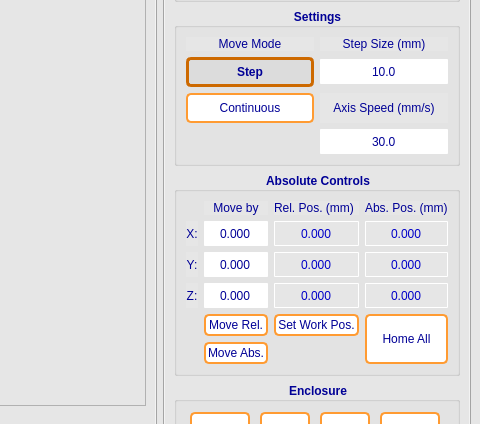
Old version of the form Controller.ui in the repository goegilein/Controller; both pictures show x 609 to 1089 and y 268 to 692 of the 1089 by 960 pixel window.
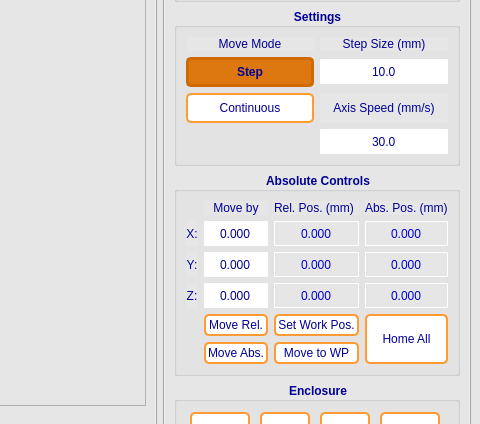
New version of the form.

Diff of the .ui file:
```diff
--- a/Controller.ui
+++ b/Controller.ui
@@ -2,12 +2,15 @@
 <ui version="4.0">
  <class>MainWindow</class>
  <widget class="QMainWindow" name="MainWindow">
+  <property name="enabled">
+   <bool>true</bool>
+  </property>
   <property name="geometry">
    <rect>
     <x>0</x>
     <y>0</y>
     <width>1089</width>
-    <height>924</height>
+    <height>926</height>
    </rect>
   </property>
   <property name="windowTitle">
@@ -46,6 +49,12 @@
 }
 
 QPushButton:checked {
+    background-color: rgb(220,120, 15);
+	border: 3px solid rgb(205, 105, 0);
+	font-weight: bold;  /* Bold text */
+}
+
+QPushButton:disabled {
     background-color: rgb(220,220, 220);
 	border: 3px solid rgb(205, 105, 0);
 	font-weight: bold;  /* Bold text */
@@ -101,6 +110,14 @@
 padding : 2px;
 }
 
+QComboBox{
+background-color: rgb(255,255,255);
+color: rgb(0, 0, 150);  /* Text color */
+border: 3px solid rgb(255,155,50);  /* Border color */
+border-radius: 5px;  /* Rounded edges */
+padding : 2px;
+}
+
 QTabBar::tab {
     color: rgb(0, 0, 150); 
     border: 2px solid rgb(255,155,50);
@@ -711,6 +728,13 @@
              </property>
             </widget>
            </item>
+           <item row="5" column="2">
+            <widget class="QPushButton" name="move_to_wp_button">
+             <property name="text">
+              <string>Move to WP</string>
+             </property>
+            </widget>
+           </item>
           </layout>
          </widget>
         </item>
```
Left out of the diff: 10 changed lines with no effect on the pictures.
